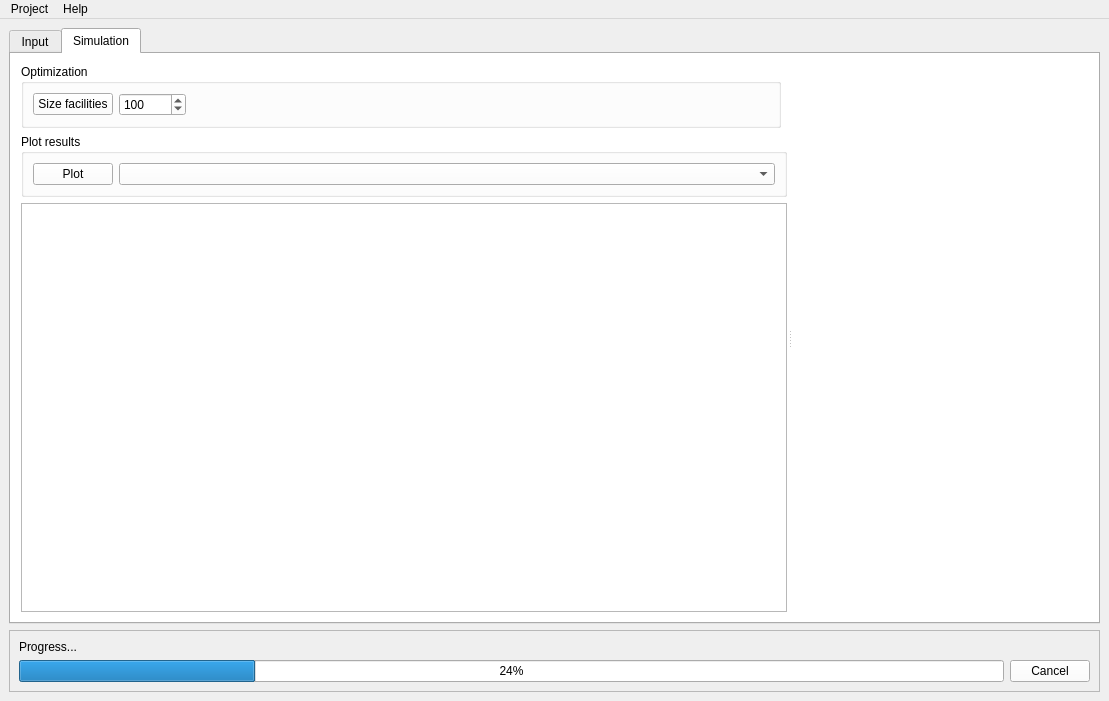
Before: the Qt Designer form Gui/gui.ui in SanPen/CopperPlate, drawn with Qt 5.
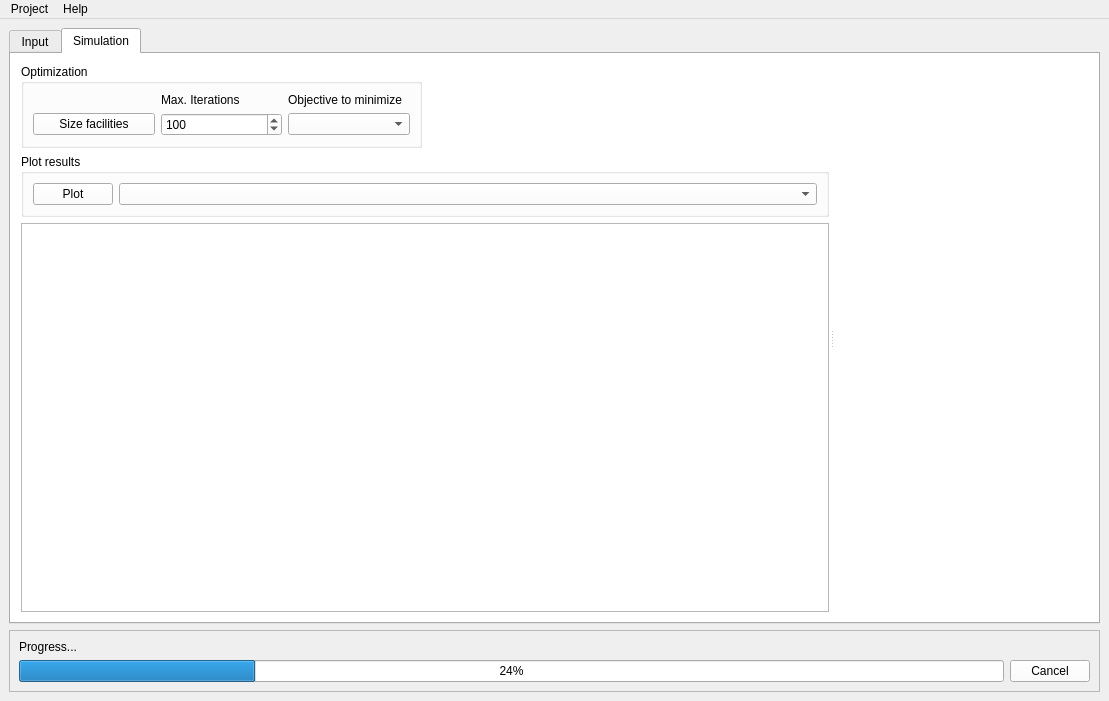
After: the same form once the commit is applied. The open tabs and pages were chosen to show the change. Icons and pictures are not drawn. Custom widgets are drawn as their Qt base class.

Commit message: Included the possibility of choosing the objective function

Patch:
```diff
--- a/Gui/gui.ui
+++ b/Gui/gui.ui
@@ -867,15 +867,8 @@
               <property name="title">
                <string>Optimization</string>
               </property>
-              <layout class="QHBoxLayout" name="horizontalLayout_3">
-               <item>
-                <widget class="QPushButton" name="size_simulate_pushButton">
-                 <property name="text">
-                  <string>Size facilities</string>
-                 </property>
-                </widget>
-               </item>
-               <item>
+              <layout class="QGridLayout" name="gridLayout_7">
+               <item row="1" column="1">
                 <widget class="QSpinBox" name="max_eval_spinBox">
                  <property name="minimum">
                   <number>10</number>
@@ -888,18 +881,29 @@
                  </property>
                 </widget>
                </item>
-               <item>
-                <spacer name="horizontalSpacer_2">
-                 <property name="orientation">
-                  <enum>Qt::Horizontal</enum>
+               <item row="1" column="0">
+                <widget class="QPushButton" name="size_simulate_pushButton">
+                 <property name="text">
+                  <string>Size facilities</string>
                  </property>
-                 <property name="sizeHint" stdset="0">
-                  <size>
-                   <width>40</width>
-                   <height>20</height>
-                  </size>
+                </widget>
+               </item>
+               <item row="1" column="2">
+                <widget class="QComboBox" name="obj_function_comboBox"/>
+               </item>
+               <item row="0" column="1">
+                <widget class="QLabel" name="label_28">
+                 <property name="text">
+                  <string>Max. Iterations</string>
                  </property>
-                </spacer>
+                </widget>
+               </item>
+               <item row="0" column="2">
+                <widget class="QLabel" name="label_29">
+                 <property name="text">
+                  <string>Objective to minimize</string>
+                 </property>
+                </widget>
                </item>
               </layout>
              </widget>
```
Left out of the diff: 2 changed lines with no effect on the pictures. The commit also changes 3 other files.
